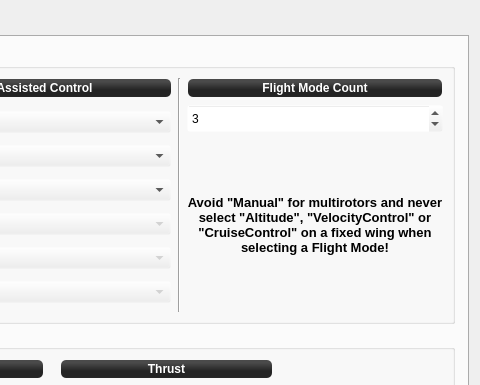
First picture: the form in ground/openpilotgcs/src/plugins/config/input.ui, repository openpilot/OpenPilot, before the edit; both pictures show x 770 to 1250 and y 0 to 385 of the 1250 by 755 pixel window.
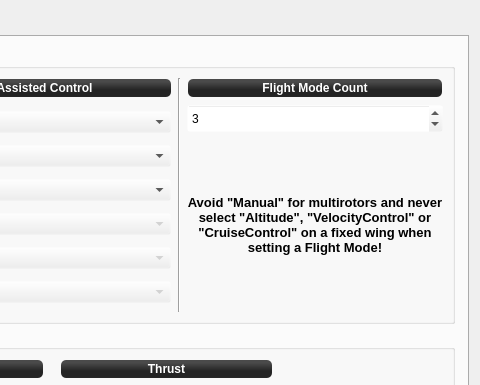
Second picture: the form after the edit. The open tabs and pages were chosen to show the change. Icons and pictures are not drawn.

Commit message: OP-1791 Changed selecting to setting.

Diff of the .ui file:
```diff
--- a/ground/openpilotgcs/src/plugins/config/input.ui
+++ b/ground/openpilotgcs/src/plugins/config/input.ui
@@ -1801,7 +1801,7 @@
                  </font>
                 </property>
                 <property name="text">
-                 <string>&lt;html&gt;&lt;head/&gt;&lt;body&gt;&lt;p&gt;Avoid &amp;quot;Manual&amp;quot; for multirotors and never select &amp;quot;Altitude&amp;quot;, &amp;quot;VelocityControl&amp;quot; or &amp;quot;CruiseControl&amp;quot; on a fixed wing when selecting a Flight Mode!&lt;/p&gt;&lt;/body&gt;&lt;/html&gt;</string>
+                 <string>&lt;html&gt;&lt;head/&gt;&lt;body&gt;&lt;p&gt;Avoid &amp;quot;Manual&amp;quot; for multirotors and never select &amp;quot;Altitude&amp;quot;, &amp;quot;VelocityControl&amp;quot; or &amp;quot;CruiseControl&amp;quot; on a fixed wing when setting a Flight Mode!&lt;/p&gt;&lt;/body&gt;&lt;/html&gt;</string>
                 </property>
                 <property name="alignment">
                  <set>Qt::AlignCenter</set>
```
